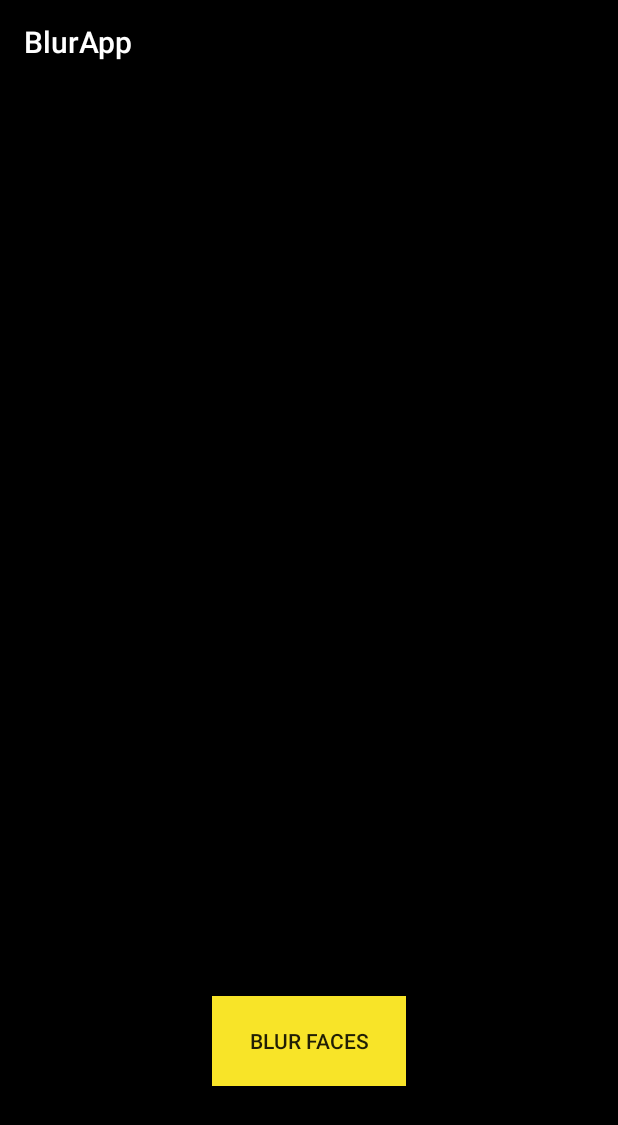
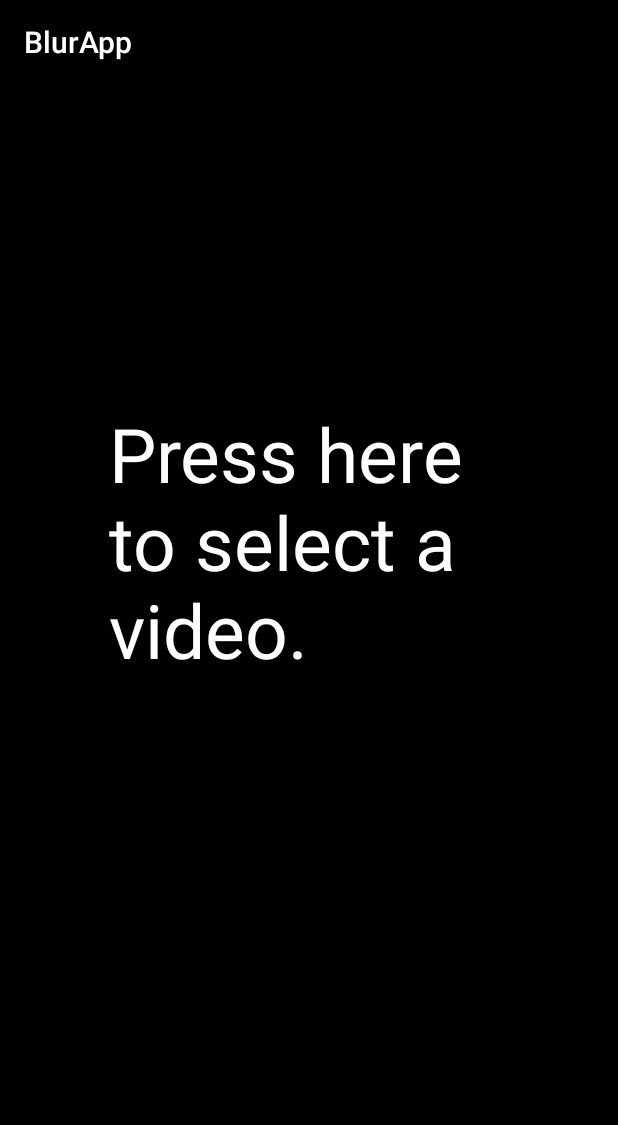
Before and after one commit to brownij6/BlurApp, an Android app: the screen it shows after launch (MainActivity), on a phone screen of 412 x 824 dp. Shown: the top 1125 px of the screen. Run offline under Robolectric (Android 15) with nearby library versions, the light colour scheme and no system bars.

Commit message:
Added main page and video selection

```diff
--- a/app/src/main/AndroidManifest.xml
+++ b/app/src/main/AndroidManifest.xml
@@ -1,6 +1,9 @@
 <?xml version="1.0" encoding="utf-8"?>
 <manifest xmlns:android="http://schemas.android.com/apk/res/android"
     package="orritt.browning.blurapp">
+
+    <uses-permission android:name="android.permission.WRITE_EXTERNAL_STORAGE" />
+    <uses-permission android:name="android.permission.READ_EXTERNAL_STORAGE" />
 
     <application
         android:allowBackup="true"
--- /dev/null
+++ b/app/src/main/java/orritt/browning/blurapp/LoadingScreen.java
@@ -0,0 +1,4 @@
+package orritt.browning.blurapp;
+
+public class LoadingScreen {
+}
--- a/app/src/main/java/orritt/browning/blurapp/MainActivity.java
+++ b/app/src/main/java/orritt/browning/blurapp/MainActivity.java
@@ -2,13 +2,75 @@ package orritt.browning.blurapp;
 
 import androidx.appcompat.app.AppCompatActivity;
 
+import android.content.Intent;
 import android.os.Bundle;
+import android.provider.MediaStore;
+import android.widget.Toast;
+
+import java.io.FileNotFoundException;
+
+import android.app.Activity;
+import android.content.Intent;
+import android.graphics.Bitmap;
+import android.graphics.BitmapFactory;
+import android.net.Uri;
+import android.os.Bundle;
+import android.view.View;
+import android.widget.Button;
+import android.widget.ImageView;
+import android.widget.TextView;
+import android.widget.VideoView;
 
 public class MainActivity extends AppCompatActivity {
+
+    VideoView videoView;
+    TextView text;
+    String videoPath;
 
     @Override
     protected void onCreate(Bundle savedInstanceState) {
         super.onCreate(savedInstanceState);
         setContentView(R.layout.activity_main);
+
+        final Button button = (Button)findViewById(R.id.button);
+        videoView = (VideoView)findViewById(R.id.videoView);
+        text = (TextView)findViewById(R.id.textView);
+        button.setVisibility(View.INVISIBLE);
+
+        videoView.setOnClickListener(new Button.OnClickListener(){
+            @Override
+            public void onClick(View v) {
+                button.setVisibility(View.VISIBLE);
+                text.setVisibility(View.INVISIBLE);
+                Intent intent = new Intent(Intent.ACTION_PICK,
+                        MediaStore.Video.Media.EXTERNAL_CONTENT_URI);
+                startActivityForResult(intent, 0);
+            }
+        });
+
+        button.setOnClickListener(new Button.OnClickListener(){
+            @Override
+            public void onClick(View v) {
+
+            }
+        });
     }
+
+    @Override
+    protected void onActivityResult(int requestCode, int resultCode, Intent data) {
+        super.onActivityResult(requestCode, resultCode, data);
+        if (resultCode == RESULT_OK){
+            Uri targetUri = data.getData();
+            videoPath = targetUri.toString();
+            Toast.makeText(getApplicationContext(), videoPath, Toast.LENGTH_SHORT).show();
+            try {
+                videoView.setVideoURI(targetUri);
+                videoView.start();
+            } catch (Exception e) {
+                e.printStackTrace();
+            }
+        }
+    }
+
+
 }
--- a/app/src/main/res/layout/activity_main.xml
+++ b/app/src/main/res/layout/activity_main.xml
@@ -9,16 +9,47 @@
 
     <Button
         android:id="@+id/button"
-        android:layout_width="129dp"
-        android:layout_height="60dp"
-        android:layout_marginStart="141dp"
-        android:layout_marginLeft="141dp"
-        android:layout_marginEnd="141dp"
-        android:layout_marginRight="141dp"
-        android:layout_marginBottom="100dp"
-        android:text="Blur Faces"
+        android:layout_width="144dp"
+        android:layout_height="50dp"
+        android:layout_marginStart="133dp"
+        android:layout_marginLeft="133dp"
+        android:layout_marginEnd="134dp"
+        android:layout_marginRight="134dp"
+        android:layout_marginBottom="84dp"
         android:background="@color/colorAccent"
+        android:text="@string/blur_button"
         app:layout_constraintBottom_toBottomOf="parent"
         app:layout_constraintEnd_toEndOf="parent"
         app:layout_constraintStart_toStartOf="parent" />
+
+    <VideoView
+        android:id="@+id/videoView"
+        android:layout_width="267dp"
+        android:layout_height="369dp"
+        android:layout_marginStart="72dp"
+        android:layout_marginLeft="72dp"
+        android:layout_marginEnd="72dp"
+        android:layout_marginRight="72dp"
+        android:layout_marginBottom="204dp"
+        android:visibility="visible"
+        app:layout_constraintBottom_toBottomOf="parent"
+        app:layout_constraintEnd_toEndOf="parent"
+        app:layout_constraintStart_toStartOf="parent" />
+
+    <TextView
+        android:id="@+id/textView"
+        android:layout_width="267dp"
+        android:layout_height="370dp"
+        android:layout_marginStart="72dp"
+        android:layout_marginLeft="72dp"
+        android:layout_marginEnd="72dp"
+        android:layout_marginRight="72dp"
+        android:layout_marginBottom="51dp"
+        android:text="@string/click_here"
+        android:background="@color/colorPrimary"
+        android:textColor="@color/colorSecondary"
+        android:textSize="50dp"
+        app:layout_constraintBottom_toTopOf="@+id/button"
+        app:layout_constraintEnd_toEndOf="parent"
+        app:layout_constraintStart_toStartOf="parent" />
 </androidx.constraintlayout.widget.ConstraintLayout>
--- a/app/src/main/res/values/strings.xml
+++ b/app/src/main/res/values/strings.xml
@@ -1,3 +1,6 @@
 <resources>
     <string name="app_name">BlurApp</string>
+    <string name="blur_button">Blur Faces</string>
+    <string name="imageView_description">imageView</string>
+    <string name="click_here">Press here to select a video.</string>
 </resources>
```
